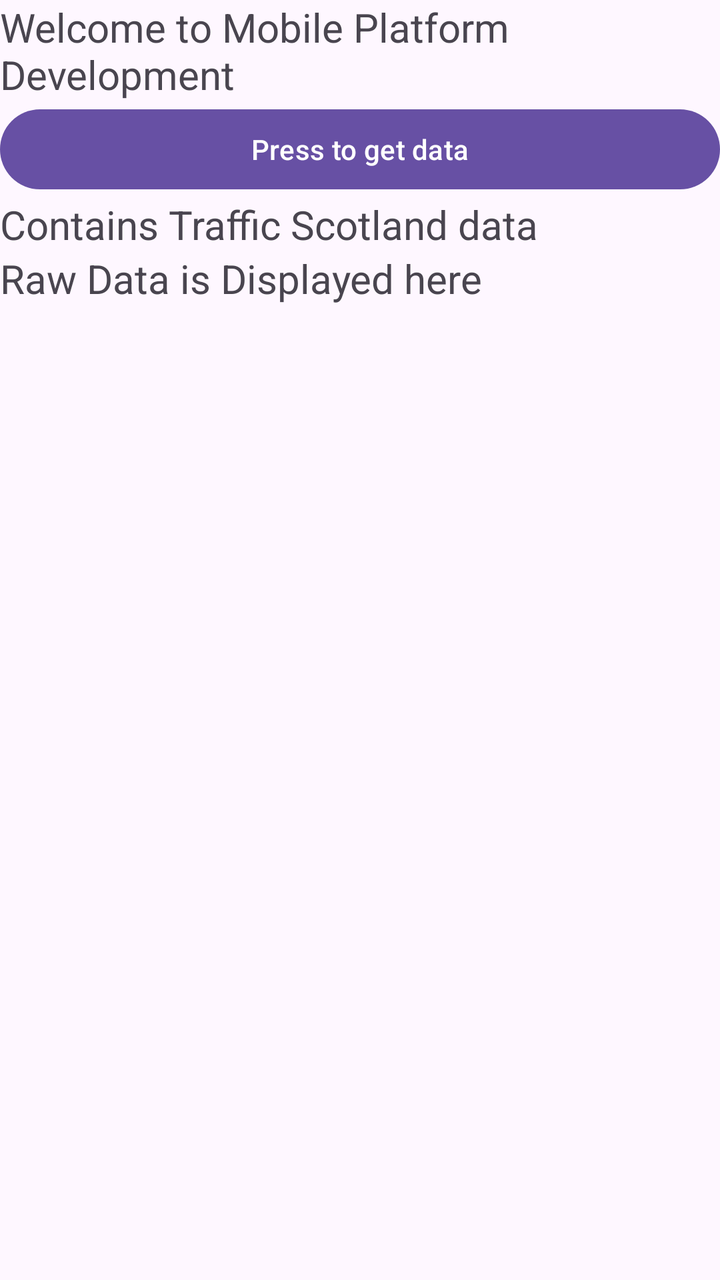
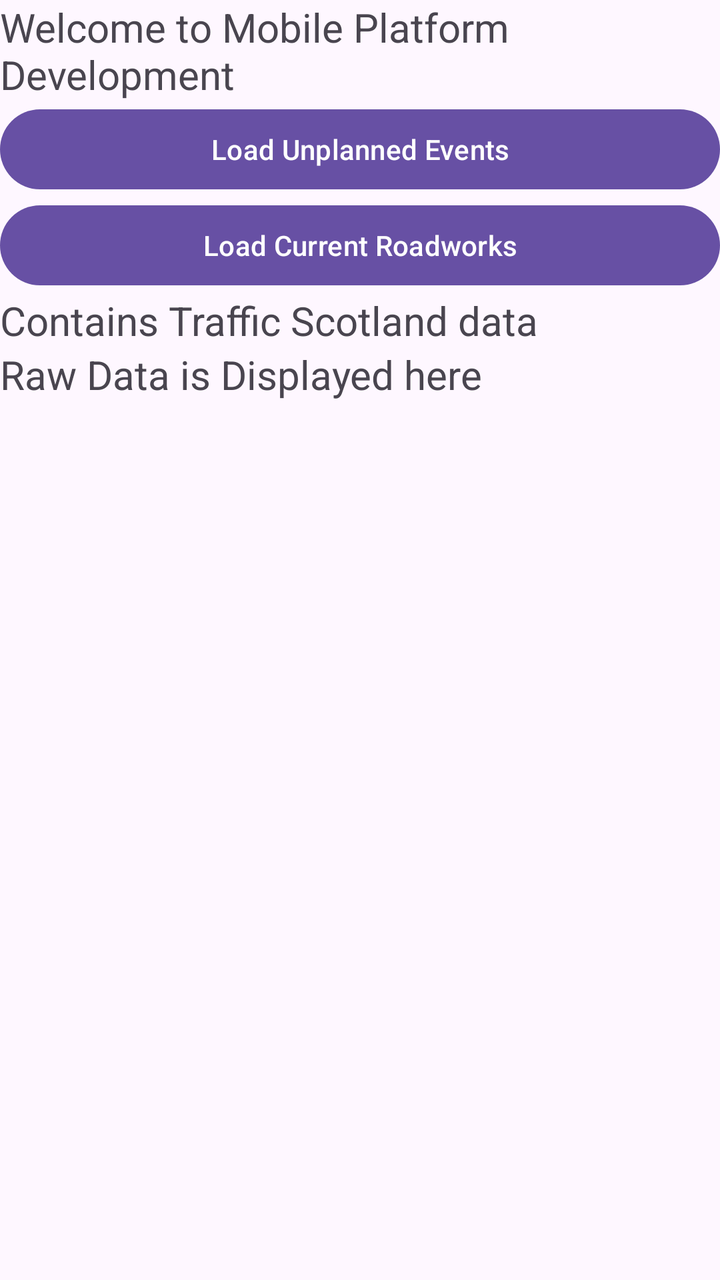

Compare the two renders of this Android layout. The source of the first and the diff that turns it into the second are given below.
<!-- AndroidManifest.xml: application theme Theme.Healing_Nicholas_S2533080 -->
<!-- res/layout/activity_main.xml -->
<?xml version="1.0" encoding="utf-8"?>
<ScrollView xmlns:android="http://schemas.android.com/apk/res/android"
    android:id="@+id/main"
    android:layout_width="fill_parent"
    android:layout_height="fill_parent">
    <LinearLayout xmlns:android="http://schemas.android.com/apk/res/android"
        android:orientation="vertical"
        android:layout_width="fill_parent"
        android:layout_height="fill_parent">

        <TextView
            android:id="@+id/salutation"
            android:layout_width="fill_parent"
            android:layout_height="wrap_content"
            android:textSize="20sp"
            android:text="Welcome to Mobile Platform Development"
            />
        <Button
            android:id="@+id/startButton"
            android:layout_width="fill_parent"
            android:layout_height="wrap_content"
            android:text="Press to get data"
            />
        <TextView
            android:id="@+id/acknowledgement"
            android:layout_width="fill_parent"
            android:layout_height="wrap_content"
            android:textSize="20sp"
            android:text="Contains Traffic Scotland data"
            />
        <TextView
            android:id="@+id/rawDataDisplay"
            android:layout_width="fill_parent"
            android:layout_height="wrap_content"
            android:textSize="20sp"
            android:text="Raw Data is Displayed here"
            />
    </LinearLayout>
</ScrollView>
<!-- resources referenced by this layout -->
<resources>
  <style name="Theme.Healing_Nicholas_S2533080" parent="Base.Theme.Healing_Nicholas_S2533080" />
  <style name="Base.Theme.Healing_Nicholas_S2533080" parent="Theme.Material3.DayNight.NoActionBar">
          
          
      </style>
</resources>

<!-- the commit's change to res/layout/activity_main.xml (unified diff, before → after) -->
@@ -19,7 +19,13 @@
             android:id="@+id/startButton"
             android:layout_width="fill_parent"
             android:layout_height="wrap_content"
-            android:text="Press to get data"
+            android:text="Load Unplanned Events"
+            />
+        <Button
+            android:id="@+id/roadworksButton"
+            android:layout_width="match_parent"
+            android:layout_height="wrap_content"
+            android:text="Load Current Roadworks"
             />
         <TextView
             android:id="@+id/acknowledgement"
